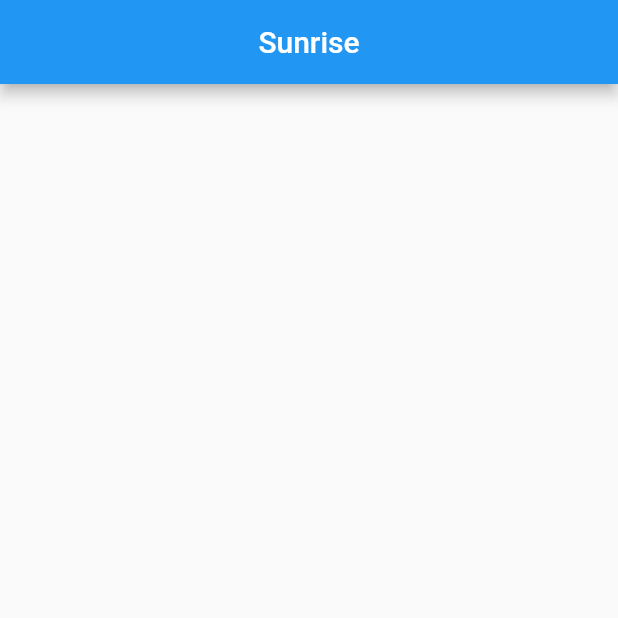
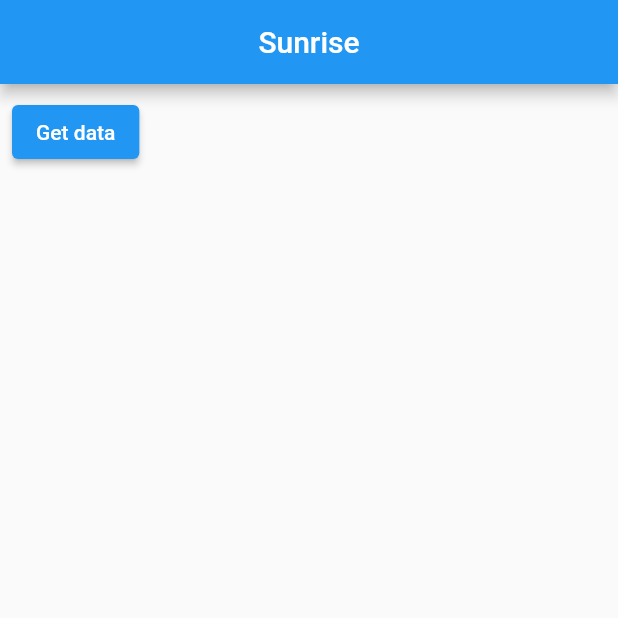
Before and after one commit to Alexteplov/sunrise, a Flutter app: the screen it shows after launch, on a phone screen of 412 x 824 dp, the top half of it. Run offline on Flutter 3.47's test engine with Material 2 defaults, Android fonts, the phone set to English and light mode, and no system bars; our stand-ins replace dio.

Commit message:
started making a layer presentation

```diff
--- a/lib/internal/dependencies/api_module.dart
+++ b/lib/internal/dependencies/api_module.dart
@@ -4,5 +4,5 @@ import 'package:sunrise/data/api/service/sunrise_service.dart';
 class ApiModule {
   static final ApiUtil _apiUtil = ApiUtil(SunriseService());
 
-  static ApiUtil apiUtil() => _apiUtil;
+  static ApiUtil get apiUtil => _apiUtil;
 }
--- /dev/null
+++ b/lib/internal/dependencies/repository_module.dart
@@ -0,0 +1,9 @@
+import 'package:sunrise/data/repository/day_data_repository.dart';
+import 'package:sunrise/domain/repository/day_repository.dart';
+import 'package:sunrise/internal/dependencies/api_module.dart';
+
+class RepositoryModule {
+  static final DayRepository _dayRepository =
+      DayDataRepository(ApiModule.apiUtil);
+  static DayRepository get dayRepository => _dayRepository;
+}
--- a/lib/l10n/intl_en.arb
+++ b/lib/l10n/intl_en.arb
@@ -1 +1,4 @@
-{"appBarTitle":"Sunrise"}
+{
+    "appBarTitle": "Sunrise",
+    "buttonName": "Get data"
+}
--- a/lib/l10n/intl_ru.arb
+++ b/lib/l10n/intl_ru.arb
@@ -1 +1,4 @@
-{"appBarTitle":"Восход солнца"}
+{
+    "appBarTitle": "Восход солнца",
+    "buttonName": "Получить данные"
+}
--- a/lib/presentation/home_screen.dart
+++ b/lib/presentation/home_screen.dart
@@ -1,5 +1,6 @@
 import 'package:flutter/material.dart';
 import 'package:sunrise/presentation/widgets/app_bar_widget.dart';
+import 'package:sunrise/presentation/widgets/main_body.dart';
 
 class HomeScreen extends StatefulWidget {
   const HomeScreen({Key? key}) : super(key: key);
@@ -13,6 +14,7 @@ class _HomeScreenState extends State<HomeScreen> {
   Widget build(BuildContext context) {
     return Scaffold(
       appBar: AppBarWidget(context).appBar,
+      body: MainBody(context).body,
     );
   }
 }
--- /dev/null
+++ b/lib/presentation/widgets/main_body.dart
@@ -0,0 +1,20 @@
+import 'package:flutter/material.dart';
+import 'package:sunrise/generated/l10n.dart';
+
+class MainBody {
+  final BuildContext context;
+
+  MainBody(this.context);
+
+  SafeArea get body => SafeArea(
+        child: Padding(
+          padding: const EdgeInsets.all(8.0),
+          child: Column(
+            children: [
+              ElevatedButton(
+                  onPressed: () {}, child: Text(S.of(context).buttonName))
+            ],
+          ),
+        ),
+      );
+}
```
Also changed, not shown: lib/generated/intl/messages_en.dart, lib/generated/intl/messages_ru.dart, lib/generated/l10n.dart.
